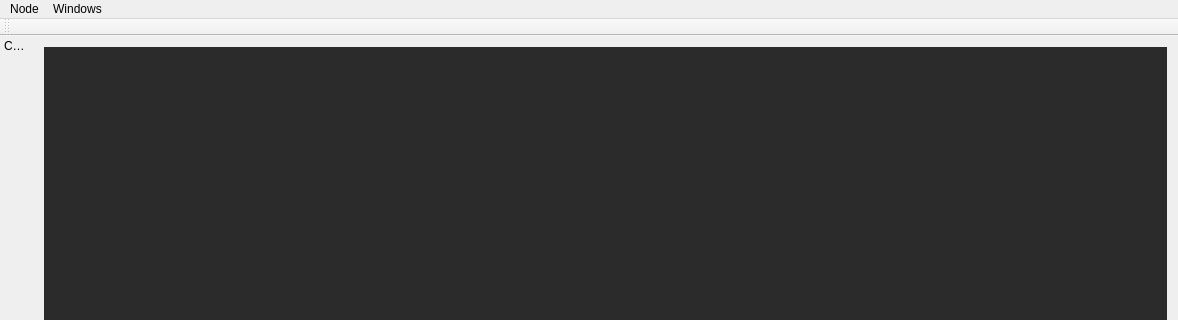
bisegni/chaosframework, file ccs/mainwindow.ui: the form before one commit; both pictures show x 0 to 1178 and y 0 to 320 of the 1178 by 682 pixel window.
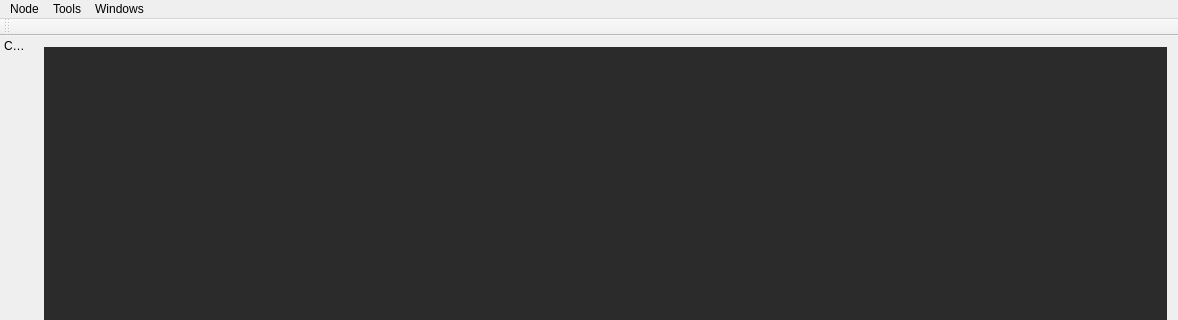
The form after the commit.

What changed in the file:
```diff
--- a/ccs/mainwindow.ui
+++ b/ccs/mainwindow.ui
@@ -88,7 +88,14 @@
     <addaction name="actionNext_window"/>
     <addaction name="actionPrev_Window"/>
    </widget>
+   <widget class="QMenu" name="menuTools">
+    <property name="title">
+     <string>Tools</string>
+    </property>
+    <addaction name="actionPreferences"/>
+   </widget>
    <addaction name="menuNode"/>
+   <addaction name="menuTools"/>
    <addaction name="menuWindows"/>
   </widget>
   <widget class="QToolBar" name="mainToolBar">
```
Left out of the diff: 5 changed lines with no effect on the pictures.
